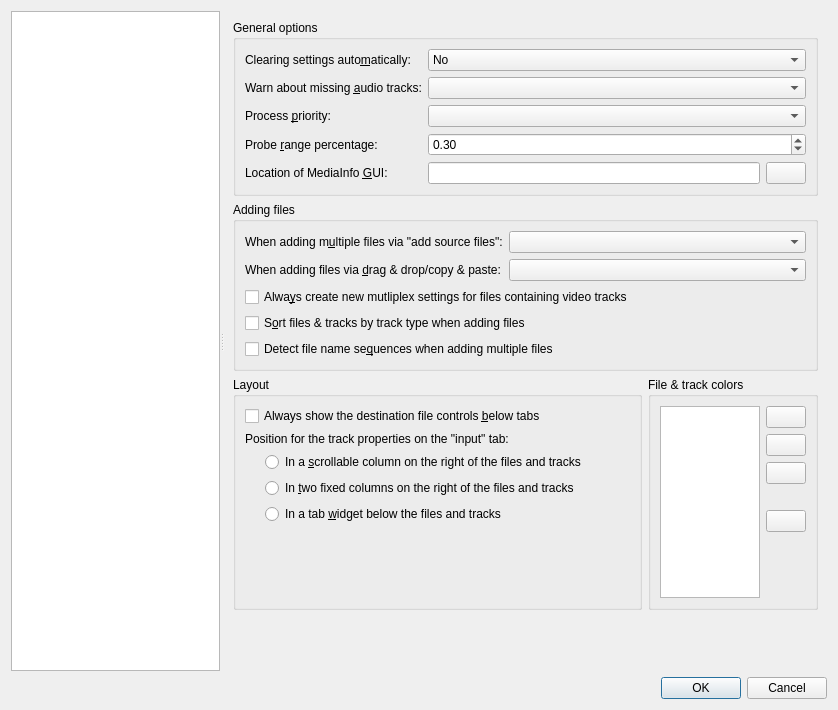
Above: src/mkvtoolnix-gui/forms/main_window/preferences_dialog.ui from jpsdr/MKVToolnix-Windows-7 before the change. Below: the same form after it.
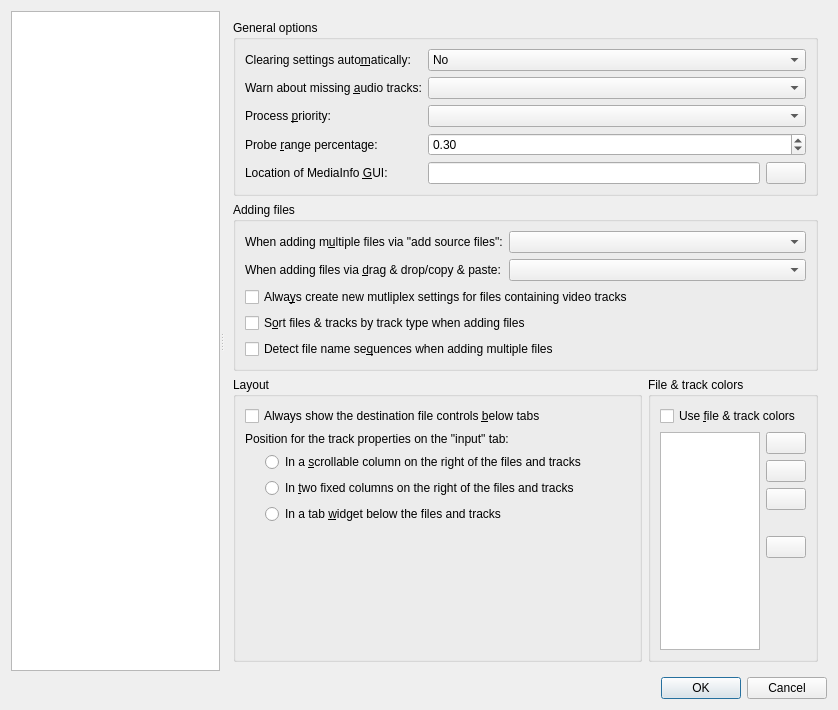
That is the form after the change. The open tabs and pages were chosen to show the change. Icons and pictures are not drawn. Custom widgets are drawn as their Qt base class.

Commit message: GUI: mux: added option for disabled file & track color indicators

Diff of the .ui file:
```diff
--- a/src/mkvtoolnix-gui/forms/main_window/preferences_dialog.ui
+++ b/src/mkvtoolnix-gui/forms/main_window/preferences_dialog.ui
@@ -706,6 +706,15 @@
             <property name="title">
              <string>File &amp;&amp; track colors</string>
             </property>
+            <layout class="QVBoxLayout" name="verticalLayout_46">
+             <item>
+              <widget class="QCheckBox" name="cbMUseFileAndTrackColors">
+               <property name="text">
+                <string>Use &amp;file &amp;&amp; track colors</string>
+               </property>
+              </widget>
+             </item>
+             <item>
             <layout class="QHBoxLayout" name="horizontalLayout_3">
              <item>
               <widget class="QListWidget" name="lwMFileColors">
@@ -814,6 +823,9 @@
                  <property name="orientation">
                   <enum>Qt::Vertical</enum>
                  </property>
+                   <property name="sizeType">
+                    <enum>QSizePolicy::MinimumExpanding</enum>
+                   </property>
                  <property name="sizeHint" stdset="0">
                   <size>
                    <width>20</width>
@@ -824,37 +836,13 @@
                </item>
               </layout>
              </item>
-             <item>
-              <spacer name="horizontalSpacer_11">
-               <property name="orientation">
-                <enum>Qt::Horizontal</enum>
-               </property>
-               <property name="sizeHint" stdset="0">
-                <size>
-                 <width>0</width>
-                 <height>20</height>
-                </size>
-               </property>
-              </spacer>
+              </layout>
              </item>
             </layout>
            </widget>
           </item>
          </layout>
         </item>
-        <item>
-         <spacer name="verticalSpacer_3">
-          <property name="orientation">
-           <enum>Qt::Vertical</enum>
-          </property>
-          <property name="sizeHint" stdset="0">
-           <size>
-            <width>20</width>
-            <height>40</height>
-           </size>
-          </property>
-         </spacer>
-        </item>
        </layout>
       </widget>
       <widget class="QWidget" name="pMergePredefinedValues">
```
Left out of the diff: 1 changed line with no effect on the pictures. Lines whose indentation alone changed are shown as unchanged. The commit also changes 8 other files.
